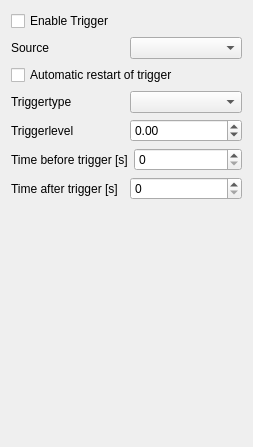
potolog/UDPLogger, file forms/triggerwidget.ui: the form before one commit.
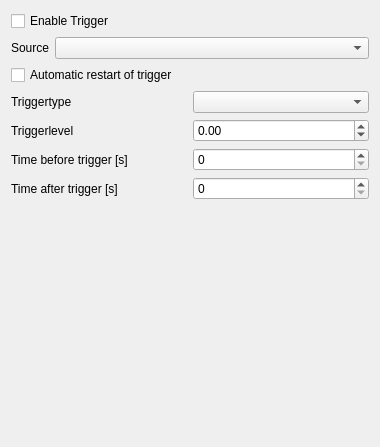
The form after the commit.

Commit message:
changed for the source spin box the horizontal policy to expanded,
also for long signal names the complete name is now visible

What changed in the file:
```diff
--- a/forms/triggerwidget.ui
+++ b/forms/triggerwidget.ui
@@ -6,7 +6,7 @@
    <rect>
     <x>0</x>
     <y>0</y>
-    <width>253</width>
+    <width>380</width>
     <height>447</height>
    </rect>
   </property>
@@ -34,7 +34,14 @@
       </widget>
      </item>
      <item>
-      <widget class="QComboBox" name="cb_signals"/>
+      <widget class="QComboBox" name="cb_signals">
+       <property name="sizePolicy">
+        <sizepolicy hsizetype="Expanding" vsizetype="Fixed">
+         <horstretch>0</horstretch>
+         <verstretch>0</verstretch>
+        </sizepolicy>
+       </property>
+      </widget>
      </item>
     </layout>
    </item>
@@ -49,6 +56,12 @@
     <layout class="QHBoxLayout" name="horizontalLayout_2">
      <item>
       <widget class="QLabel" name="label_2">
+       <property name="sizePolicy">
+        <sizepolicy hsizetype="Preferred" vsizetype="Preferred">
+         <horstretch>0</horstretch>
+         <verstretch>0</verstretch>
+        </sizepolicy>
+       </property>
        <property name="text">
         <string>Triggertype</string>
        </property>
```
